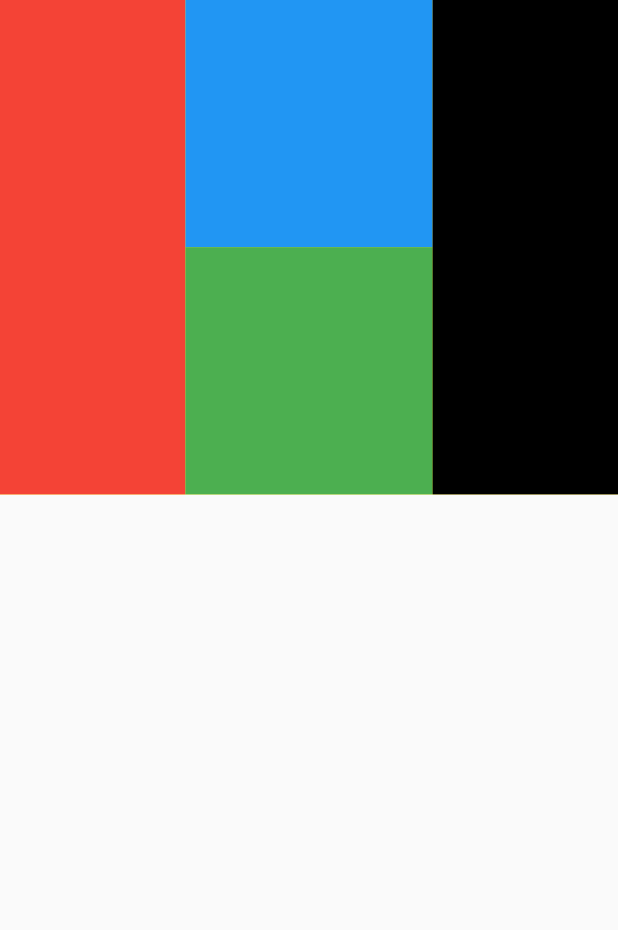
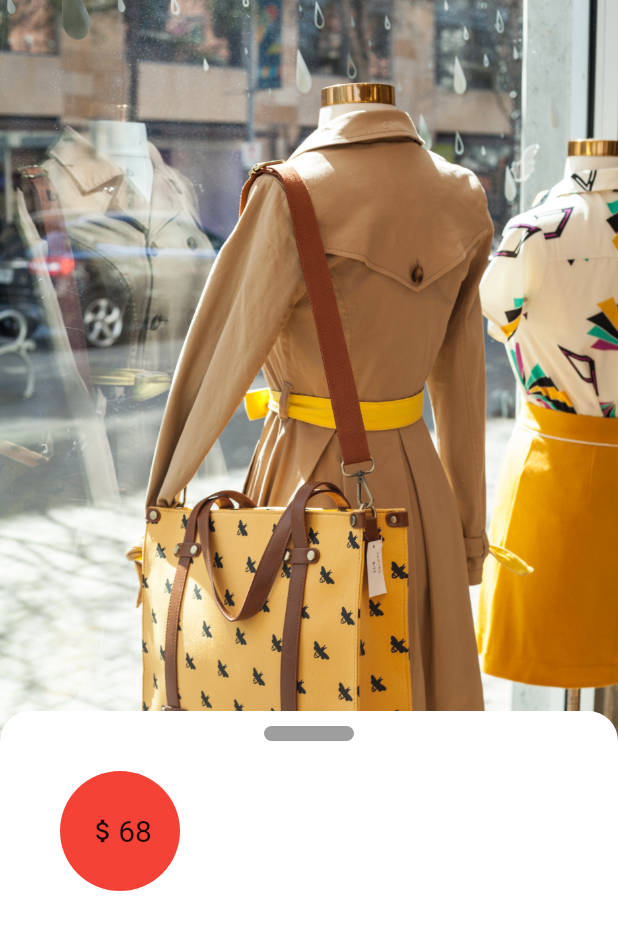
Before and after one commit to Thr93Satar/hiring_academy, a Flutter app: the screen it shows after launch, on a phone screen of 412 x 824 dp. Shown: the top 930 px of the screen. Run offline on Flutter 3.47's test engine with Material 2 defaults, Android fonts, the phone set to English and light mode, and no system bars.

Commit message:
I Hate my flutter code xD

```diff
--- /dev/null
+++ b/lib/Testing 123.dart
@@ -0,0 +1,76 @@
+import 'package:flutter/cupertino.dart';
+import 'package:flutter/material.dart';
+import 'package:flutter/widgets.dart';
+
+void main() {
+  runApp(const MyApp());
+}
+
+class MyApp extends StatelessWidget {
+  const MyApp({Key? key}) : super(key: key);
+
+  @override
+  Widget build(BuildContext context) {
+    return MaterialApp(
+      home: Scaffold(
+        body: Column(children: [
+          Expanded(
+            child: Stack (
+              alignment: Alignment.center,
+              children: [
+                Column(
+                  children: [
+                    Expanded(
+                      child: Row(
+                        children: [
+                          Column(
+                            children: [
+                              Expanded(
+                                flex: 20,
+                                child: SizedBox(
+                                  child: Image.asset(
+                                    'assets/pexels-timothy-paule-ii-2002717.jpg',
+                                    fit: BoxFit.fitWidth,
+                                  ),
+                                ),
+                              ),
+                            ],
+                          ),
+                        ],
+                      ),
+                    ),
+                    Expanded(
+                      child: Row(
+                          children: [
+                            Expanded(
+                              child: Column(
+                                children: [
+                                  Expanded(
+                                      child: Container(
+                                        color: Colors.red,
+                                      )
+                                  ),
+                                  Expanded(
+                                    child: Container (
+                                      decoration: const BoxDecoration(
+                                          color: Colors.yellow,
+                                          borderRadius: BorderRadius.only(topLeft: Radius.circular(20),topRight: Radius.circular(20))
+                                      ),
+                                    ),
+                                  ),
+                                ],
+                              ),
+                            ),
+                          ]
+                      ),
+                    ),
+                  ],
+                ),
+              ],
+            ),
+          )
+        ]),
+      ),
+    );
+  }
+}
--- a/lib/main.dart
+++ b/lib/main.dart
@@ -15,103 +15,93 @@ class MyApp extends StatelessWidget {
       home: Scaffold(
         body: Column(children: [
           Expanded(
-            child: Stack(
+            child: Stack(children: [
+              Column(
                 children: [
-                Expanded(
-                  child: Column (
-                    children: [
-                      Expanded(
-                        flex: 2,
-                        child: Row(
-                          children: [
-                            Expanded(
-                              child: Container (
-                                decoration: BoxDecoration(
-                                  color: Colors.yellow,
-                                  borderRadius: BorderRadius.only(topRight: Radius.circular(20),topLeft: Radius.circular(20))
-                                ),
-                                child: Expanded( //-------------------------------------------------First Card----------------------------------
-                                  child: Row (
-                                      children: [
-                                        Expanded(
-                                          flex: 3,
-                                          child: Container(
-                                            decoration: const BoxDecoration(
-                                              color: Colors.red,
+                  SizedBox(
+                    child: Image.asset(
+                      'assets/pexels-timothy-paule-ii-2002717.jpg',
+                      fit: BoxFit.fitWidth,
                     ),
                   ),
+                ],
               ),
-                                        Expanded(
-                                            flex: 4,
+              Column(
+                mainAxisAlignment: MainAxisAlignment.end,
+                children: [
+                  Container(
+                    height: 350,
+                    width: double.infinity,
+                    decoration: const BoxDecoration(
+                        color: Colors.white,
+                        borderRadius: BorderRadius.only(
+                            topRight: Radius.circular(20),
+                            topLeft: Radius.circular(20))),
                     child: Column(
                       children: [
-                                                Expanded(
-                                                  child: Row(
-                                                    crossAxisAlignment: CrossAxisAlignment.start,
+                        const SizedBox(
+                          height: 10,
+                        ),
+                        Row(
+                          // -----------------------------------------------------first row
+                          mainAxisAlignment: MainAxisAlignment.center,
                           children: [
-                                                      Expanded(
-                                                        flex: 4,
-                                                        child: Container(
+                            Container(
+                              width: 60,
+                              height: 10,
                               decoration: const BoxDecoration(
-                                                            color: Colors.blue,
-                                                          ),
-                                                        ),
+                                  color: Colors.black38,
+                                  borderRadius:
+                                      BorderRadius.all(Radius.circular(25))),
                             )
                           ],
                         ),
+                        const SizedBox(
+                          height: 20,
                         ),
-                                                Expanded(
-                                                  child: Row (
+                        Row(
                           children: [
-                                                      Expanded(
-                                                        flex: 4,
-                                                        child: Container(
+                            const SizedBox(
+                              width: 40,
+                            ),
+                            Row(children: [
+                              Stack(
+                                  alignment: Alignment.center,
+                                  children: [
+                                Container(
                                   decoration: const BoxDecoration(
-                                                            color: Colors.green,
+                                      color: Colors.red,
+                                      shape: BoxShape.circle),
+                                  width: 80,
+                                  height: 80,
+                                  alignment: Alignment.center,
                                 ),
+                                Row(
+                                  mainAxisSize: MainAxisSize.min,
+                                    children: [
+                                      Container(
+                                        child: Icon(Icons.attach_money, size: 20,),
+                                        alignment: Alignment.center,
                                       ),
+                                      Container(
+                                          child: const Text(
+                                        '68',
+                                        textAlign: TextAlign.center,
+                                            style: TextStyle(
+                                              fontSize: 20,
+                                            ),
+                                      )),
+                                    ])
+                              ])
+                            ]),
+                          ],
                         )
                       ],
                     ),
                   )
                 ],
-
-                                            )),
-                                        Expanded(
-                                          flex: 3,
-                                          child: Container(
-                                            decoration: const BoxDecoration(
-                                              color: Colors.black,
-                                            ),
-                                          ),
-                                        ),
-                                      ]
-                                  ),
-                                ),
-                              ),
-                            ) //---------------------------------------------------------End of first Card
-                          ],
-                        ),
-                      ),
-                      Expanded(
-                        flex: 3,
-                        child: Row(
-                        ),
-                      ),
-                    ],
-                  ),
-                ),
-                // SizedBox(
-                //   height: 400,
-                //   width: double.infinity,
-                //   child: Image.asset(
-                //     'assets/pexels-timothy-paule-ii-2002717.jpg',
-                //     fit: BoxFit.fitWidth,
-                //     alignment: Alignment.topCenter,
-                //   ),
-                // ),
-              ],
-            ),
+              )
+            ]),
           )
         ]),
       ),
```
Lines whose indentation alone changed are shown as unchanged.
